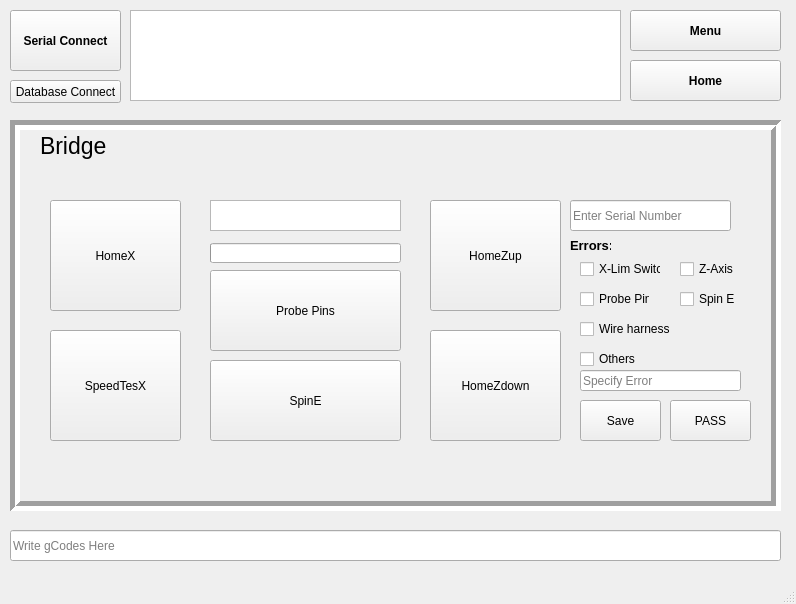
Old version of the form FT_vone/mainwindow.ui in the repository 7ome/Functional-Test.
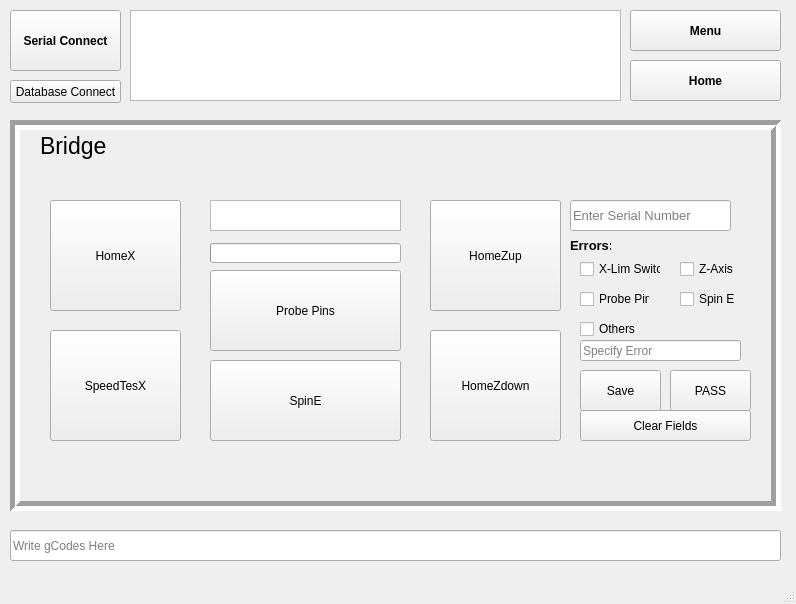
New version of the form.

What changed in the file:
```diff
--- a/FT_vone/mainwindow.ui
+++ b/FT_vone/mainwindow.ui
@@ -359,6 +359,11 @@
         <height>31</height>
        </rect>
       </property>
+      <property name="font">
+       <font>
+        <pointsize>10</pointsize>
+       </font>
+      </property>
       <property name="placeholderText">
        <string>Enter Serial Number</string>
       </property>
@@ -367,7 +372,7 @@
       <property name="geometry">
        <rect>
         <x>650</x>
-        <y>270</y>
+        <y>240</y>
         <width>81</width>
         <height>41</height>
        </rect>
@@ -380,7 +385,7 @@
       <property name="geometry">
        <rect>
         <x>560</x>
-        <y>270</y>
+        <y>240</y>
         <width>81</width>
         <height>41</height>
        </rect>
@@ -413,7 +418,7 @@
       <property name="geometry">
        <rect>
         <x>560</x>
-        <y>240</y>
+        <y>210</y>
         <width>161</width>
         <height>21</height>
        </rect>
@@ -508,43 +513,34 @@
       <property name="geometry">
        <rect>
         <x>560</x>
-        <y>220</y>
-        <width>70</width>
-        <height>18</height>
-       </rect>
-      </property>
-      <property name="text">
-       <string>Others</string>
-      </property>
-      <property name="checkable">
-       <bool>false</bool>
-      </property>
-      <property name="tristate">
-       <bool>true</bool>
-      </property>
-     </widget>
-     <widget class="QCheckBox" name="wharness_checkBox">
-      <property name="geometry">
-       <rect>
-        <x>560</x>
         <y>190</y>
-        <width>91</width>
+        <width>70</width>
         <height>18</height>
        </rect>
       </property>
       <property name="text">
-       <string>Wire harness</string>
+       <string>Others</string>
       </property>
       <property name="checkable">
        <bool>false</bool>
       </property>
-      <property name="checked">
-       <bool>false</bool>
-      </property>
       <property name="tristate">
        <bool>true</bool>
       </property>
      </widget>
+     <widget class="QPushButton" name="clearB_Button">
+      <property name="geometry">
+       <rect>
+        <x>560</x>
+        <y>280</y>
+        <width>171</width>
+        <height>31</height>
+       </rect>
+      </property>
+      <property name="text">
+       <string>Clear Fields</string>
+      </property>
+     </widget>
     </widget>
     <widget class="QWidget" name="page_3">
      <widget class="QLabel" name="label_2">
```
